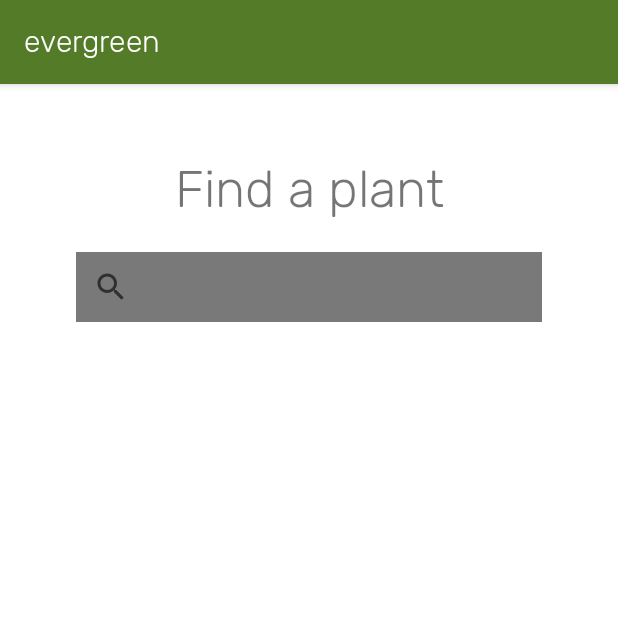
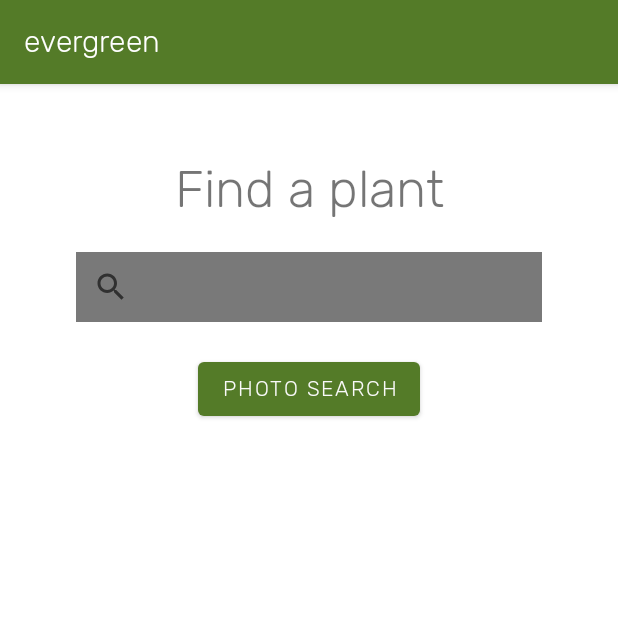
Before and after one commit to EmilyGoose/PlantApp, an Android app: the PlantSearchActivity screen opened directly, with no data from a screen before it, on a phone screen of 412 x 824 dp, the top half of it. Run offline under Robolectric (Android 15) with nearby library versions, the phone set to English and light mode, and no system bars; our stand-ins replace Firebase (no records; nobody signed in at launch, a user with empty details on screens opened directly).

Commit message:
Functional photo search

```diff
--- a/app/build.gradle
+++ b/app/build.gradle
@@ -3,6 +3,10 @@ plugins {
     id 'org.jetbrains.kotlin.android'
     id 'com.google.gms.google-services'
 }
+
+def apikeyPropertiesFile = rootProject.file("apikey.properties")
+def apikeyProperties = new Properties()
+apikeyProperties.load(new FileInputStream(apikeyPropertiesFile))
 
 android {
     compileSdk 32
@@ -13,6 +17,8 @@ android {
         targetSdk 32
         versionCode 1
         versionName "1.0"
+
+        buildConfigField("String", "PLANT_API_KEY", apikeyProperties['PLANT_API_KEY'])
 
         testInstrumentationRunner "androidx.test.runner.AndroidJUnitRunner"
     }
--- a/app/src/main/AndroidManifest.xml
+++ b/app/src/main/AndroidManifest.xml
@@ -3,6 +3,10 @@
     package="com.example.plantapp">
 
     <uses-permission android:name="android.permission.INTERNET" />
+    <uses-permission android:name="android.permission.CAMERA"/>
+    <uses-feature
+        android:name="android.hardware.camera"
+        android:required="true" />
 
     <application
         android:allowBackup="true"
--- a/app/src/main/res/layout/activity_plant_search.xml
+++ b/app/src/main/res/layout/activity_plant_search.xml
@@ -28,4 +28,15 @@
         app:iconifiedByDefault="false"
         app:layout_constraintTop_toBottomOf="@id/title_search" />
 
+    <Button
+        android:id="@+id/photo_button"
+        android:text="@string/prompt_photo"
+        android:layout_width="wrap_content"
+        android:layout_height="wrap_content"
+        app:layout_constraintTop_toBottomOf="@id/search_input"
+        app:layout_constraintLeft_toLeftOf="parent"
+        app:layout_constraintRight_toRightOf="parent"
+        android:drawableStart="@android:drawable/ic_menu_camera"
+        android:layout_marginTop="20sp"/>
+
 </androidx.constraintlayout.widget.ConstraintLayout>
```
Also changed, not shown: app/src/main/java/com/example/plantapp/PlantSearchActivity.kt (+86 -0 lines), 2 other files.
